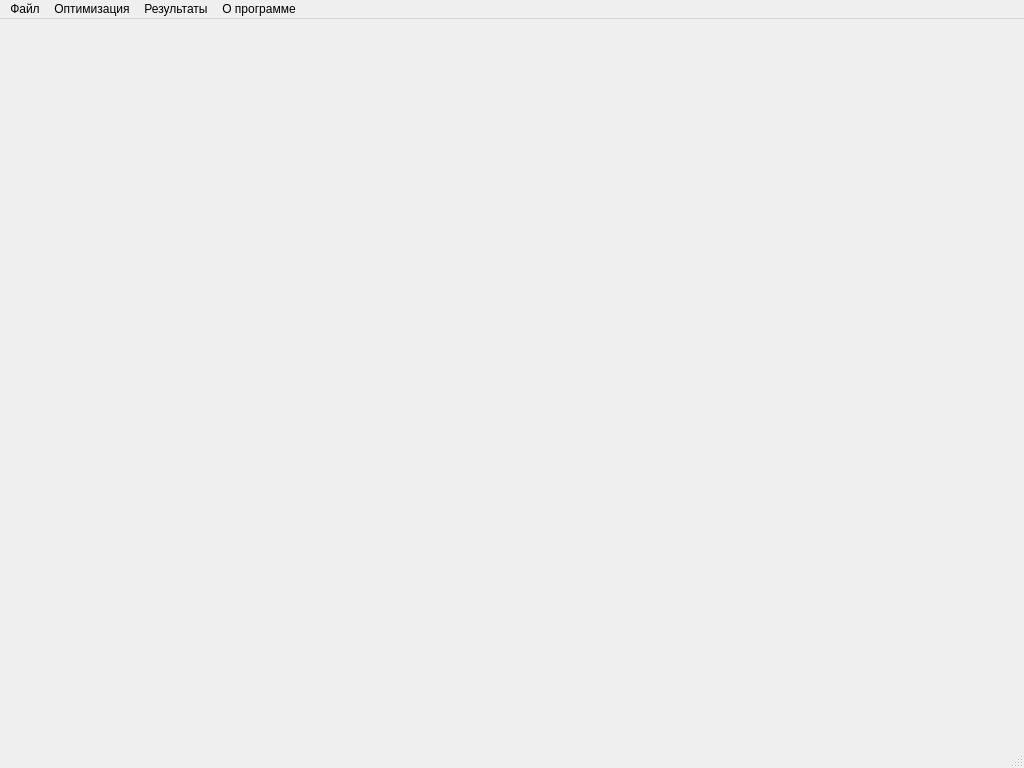
Qt form source/Qt/mainWindow.ui (LineGM/swarm-path-optimization) before a commit.
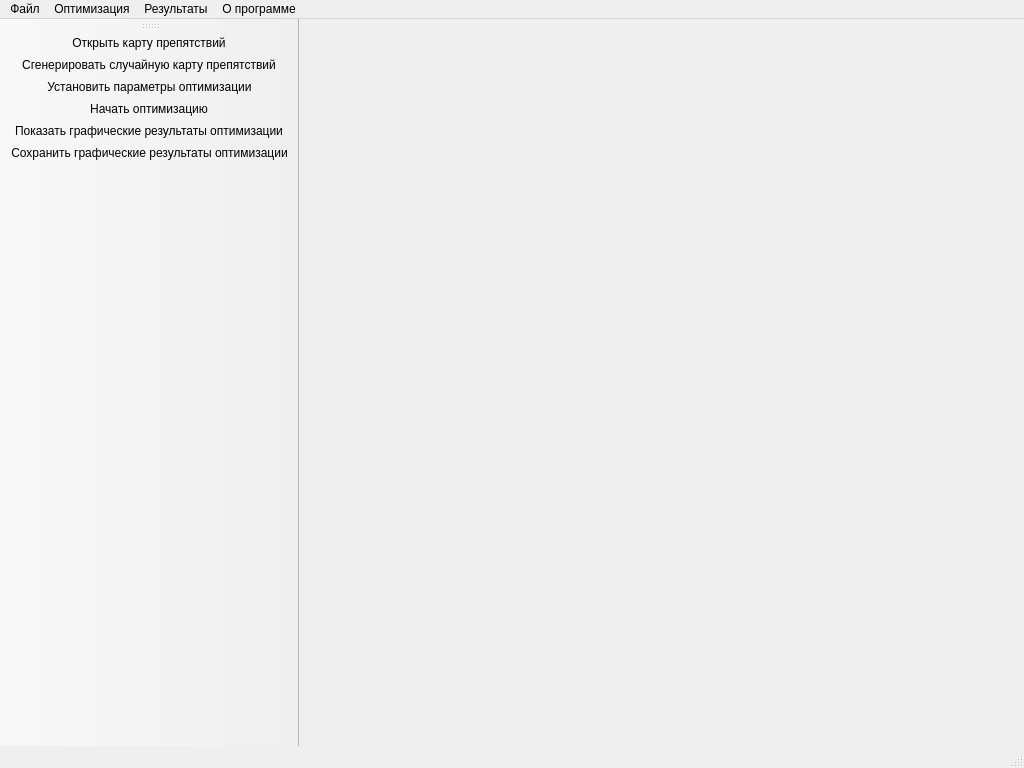
The same form after that commit.

Commit message: Added some slots to menu options

```diff
--- a/source/Qt/mainWindow.ui
+++ b/source/Qt/mainWindow.ui
@@ -71,6 +71,23 @@
    <addaction name="menu_4"/>
   </widget>
   <widget class="QStatusBar" name="statusbar"/>
+  <widget class="QToolBar" name="toolBar">
+   <property name="windowTitle">
+    <string>toolBar</string>
+   </property>
+   <attribute name="toolBarArea">
+    <enum>LeftToolBarArea</enum>
+   </attribute>
+   <attribute name="toolBarBreak">
+    <bool>false</bool>
+   </attribute>
+   <addaction name="obstaclesMapOpen"/>
+   <addaction name="obstaclesMapGenerate"/>
+   <addaction name="setParams"/>
+   <addaction name="startOptimization"/>
+   <addaction name="showResults"/>
+   <addaction name="saveResults"/>
+  </widget>
   <action name="obstaclesMapOpen">
    <property name="text">
     <string>Открыть карту препятствий</string>
```
The commit also changes 2 other files.
